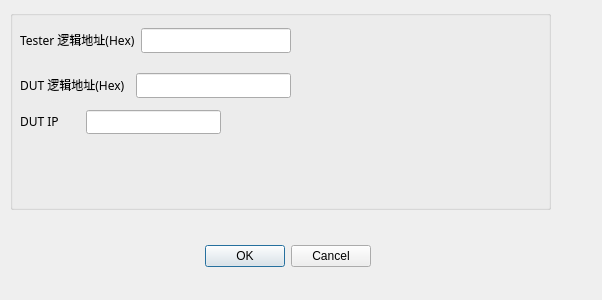
Before: the Qt Designer form DoIPConfigUI.ui in YEZZESDXHN/DoIP_Client, drawn with Qt 5.
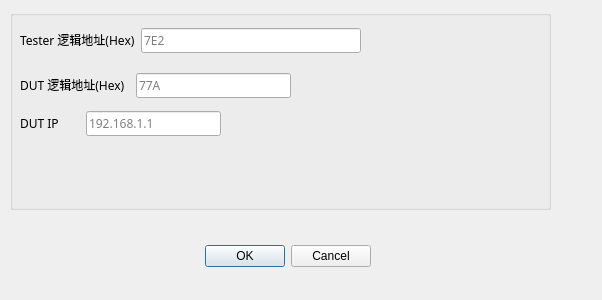
After: the same form once the commit is applied.

The edit to the form file:
```diff
--- a/DoIPConfigUI.ui
+++ b/DoIPConfigUI.ui
@@ -53,7 +53,7 @@
    <property name="title">
     <string/>
    </property>
-   <widget class="QWidget" name="">
+   <widget class="QWidget" name="layoutWidget">
     <property name="geometry">
      <rect>
       <x>10</x>
@@ -94,16 +94,19 @@
          <family>微软雅黑</family>
         </font>
        </property>
+       <property name="placeholderText">
+        <string>77A</string>
+       </property>
       </widget>
      </item>
     </layout>
    </widget>
-   <widget class="QWidget" name="">
+   <widget class="QWidget" name="layoutWidget">
     <property name="geometry">
      <rect>
       <x>10</x>
       <y>10</y>
-      <width>271</width>
+      <width>341</width>
       <height>41</height>
      </rect>
     </property>
@@ -151,17 +154,20 @@
          <family>微软雅黑</family>
         </font>
        </property>
+       <property name="placeholderText">
+        <string>7E2</string>
+       </property>
       </widget>
      </item>
     </layout>
    </widget>
-   <widget class="QWidget" name="">
+   <widget class="QWidget" name="layoutWidget">
     <property name="geometry">
      <rect>
       <x>10</x>
       <y>100</y>
       <width>201</width>
-      <height>24</height>
+      <height>27</height>
      </rect>
     </property>
     <layout class="QHBoxLayout" name="horizontalLayout_2" stretch="0,0">
@@ -202,6 +208,9 @@
          <family>微软雅黑</family>
         </font>
        </property>
+       <property name="placeholderText">
+        <string>192.168.1.1</string>
+       </property>
       </widget>
      </item>
     </layout>
```
Left out of the diff: 20 changed lines with no effect on the pictures.
